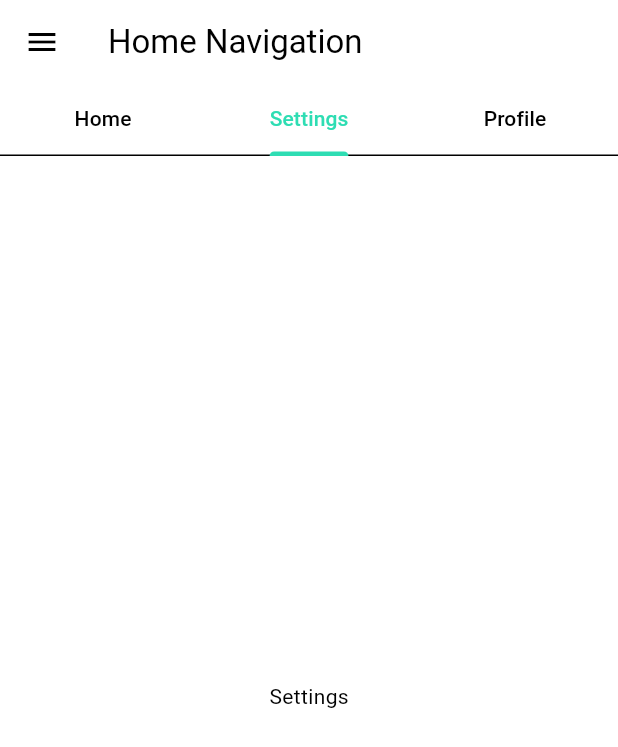
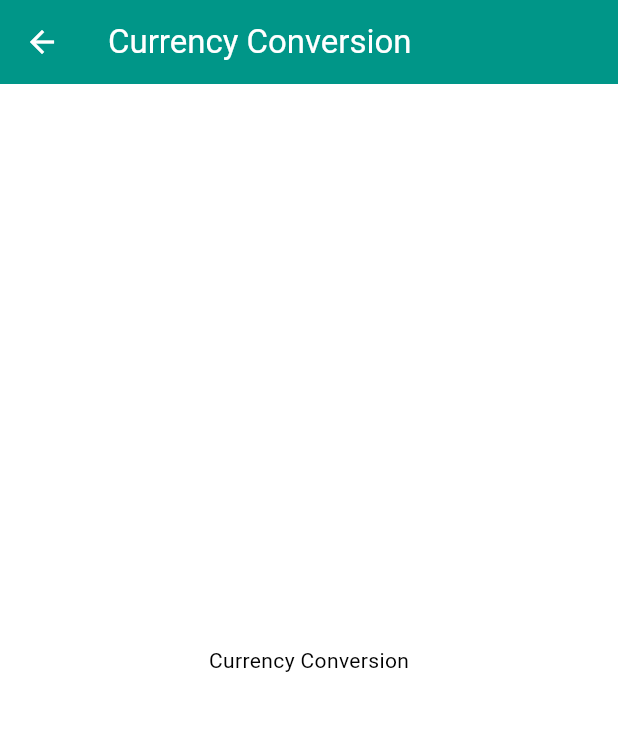
Before and after one commit to fatiqhussnain/SE-Lab-Project-2023, a Flutter app: the HomeNavigation screen opened by its route, in the side drawer, after a tap on "Currency Conversions", on a phone screen of 412 x 824 dp. Shown: the top 747 px of the screen. Run offline on Flutter 3.47's test engine with Material 3 defaults, Android fonts, the phone set to English and light mode, and no system bars.

Commit message:
theme adjustment

```diff
--- a/lib/Screens/Authentication.dart
+++ b/lib/Screens/Authentication.dart
@@ -1,4 +1,5 @@
 import 'package:flutter/foundation.dart';
+import '/AppColors.dart';
 import 'package:flutter/material.dart';
 
 var lst = [
@@ -61,7 +62,7 @@ class _AuthenticationState extends State<Authentication> {
   Widget build(BuildContext context) {
     return  Scaffold(
       body: Container(
-        color: Theme.of(context).colorScheme.primary,
+        color: themeColor,
         width: MediaQuery.of(context).size.width,
         height: MediaQuery.of(context).size.height,
         child: Column(
--- /dev/null
+++ b/lib/Screens/CurrencyConversions.dart
@@ -0,0 +1,32 @@
+import 'package:finance_tracker/AppColors.dart';
+import 'package:flutter/material.dart';
+
+class CurrencyConversion extends StatefulWidget {
+  const CurrencyConversion({super.key});
+
+  @override
+  State<CurrencyConversion> createState() => _CurrencyConversionState();
+}
+
+class _CurrencyConversionState extends State<CurrencyConversion> {
+  @override
+  Widget build(BuildContext context) {
+    return Scaffold(
+      appBar: AppBar(
+        iconTheme: IconThemeData(color: Colors.white),
+        backgroundColor: themeColor,
+        title: const Text('Currency Conversion', style: TextStyle(color: Colors.white),),
+      ),
+      body: Center(
+        child: Column(
+          mainAxisAlignment: MainAxisAlignment.center,
+          children: const <Widget>[
+            Text(
+              'Currency Conversion',
+            ),
+          ],
+        ),
+      ),
+    );
+  }
+}
--- a/lib/Screens/HomeNavigation.dart
+++ b/lib/Screens/HomeNavigation.dart
@@ -1,4 +1,5 @@
 import 'package:flutter/material.dart';
+import '/AppColors.dart';
 
 class HomeNavigation extends StatefulWidget {
   const HomeNavigation({super.key});
@@ -27,9 +28,14 @@ class _HomeNavigationState extends State<HomeNavigation> {
                 SizedBox(
                   height: height * 0.03,
                 ),
-                CircleAvatar(
-                  radius: height * 0.07,
-                  child: FlutterLogo(),
+                GestureDetector(
+                  onTap: () {
+                    Navigator.pushNamed(context, '/profile');
+                  },
+                  child: CircleAvatar(
+                    radius: height * 0.07,
+                    child: FlutterLogo(),
+                  ),
                 ),
                 Text(
                   'User Name',
@@ -45,7 +51,7 @@ class _HomeNavigationState extends State<HomeNavigation> {
                 ListTile(
                   title: const Text('Currency Conversions'),
                   onTap: () {
-                    Navigator.pop(context);
+                    Navigator.pushNamed(context, '/currencyConversion');
                   },
                 ),
                 // add a line break
@@ -58,23 +64,25 @@ class _HomeNavigationState extends State<HomeNavigation> {
                 ListTile(
                   title: const Text('Setting'),
                   onTap: () {
-                    Navigator.pop(context);
+                    Navigator.pushNamed(context, '/setting');
                   },
                 ),
               ],
             ),
           ),
           appBar: AppBar(
-            title: const Row(
-              children: [
-                Text('Home Navigation'),
-              ],
-            ),
+            iconTheme: const IconThemeData(color: Colors.white),
+            backgroundColor: themeColor,
+            toolbarHeight: height * 0.08,
+            elevation: 9,
+            title: Text('CASHFLO', style: TextStyle(color: Colors.white),),
             bottom: const TabBar(
+              unselectedLabelColor: Colors.white54,
+              labelColor: Colors.white,
               tabs: [
-                Tab(text: 'Home'),
-                Tab(text: 'Settings'),
-                Tab(text: 'Profile'),
+                Tab(text: 'Income', height: 28,),
+                Tab(text: 'Home', height: 28,),
+                Tab(text: 'Expense', height: 28),
               ],
             ),
           ),
--- a/lib/Screens/Screens.dart
+++ b/lib/Screens/Screens.dart
@@ -1,3 +1,6 @@
 export 'Authentication.dart';
 export 'FirstWelcome.dart';
 export 'HomeNavigation.dart';
+export 'Profile.dart';
+export 'Setting.dart';
+export 'CurrencyConversions.dart';
```
Also changed, not shown: lib/AppColors.dart (added, +18 -0 lines), lib/Screens/Profile.dart (added, +21 -0 lines), lib/Screens/Setting.dart (added, +22 -0 lines), lib/main.dart (+8 -15 lines), 1 other file.
